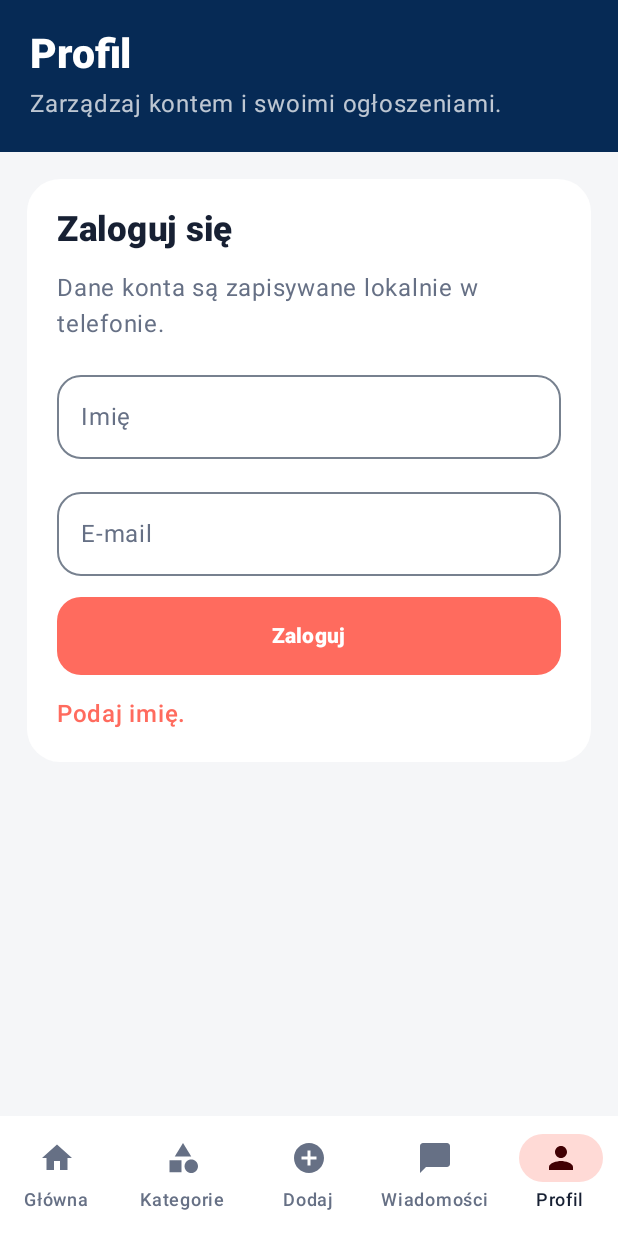
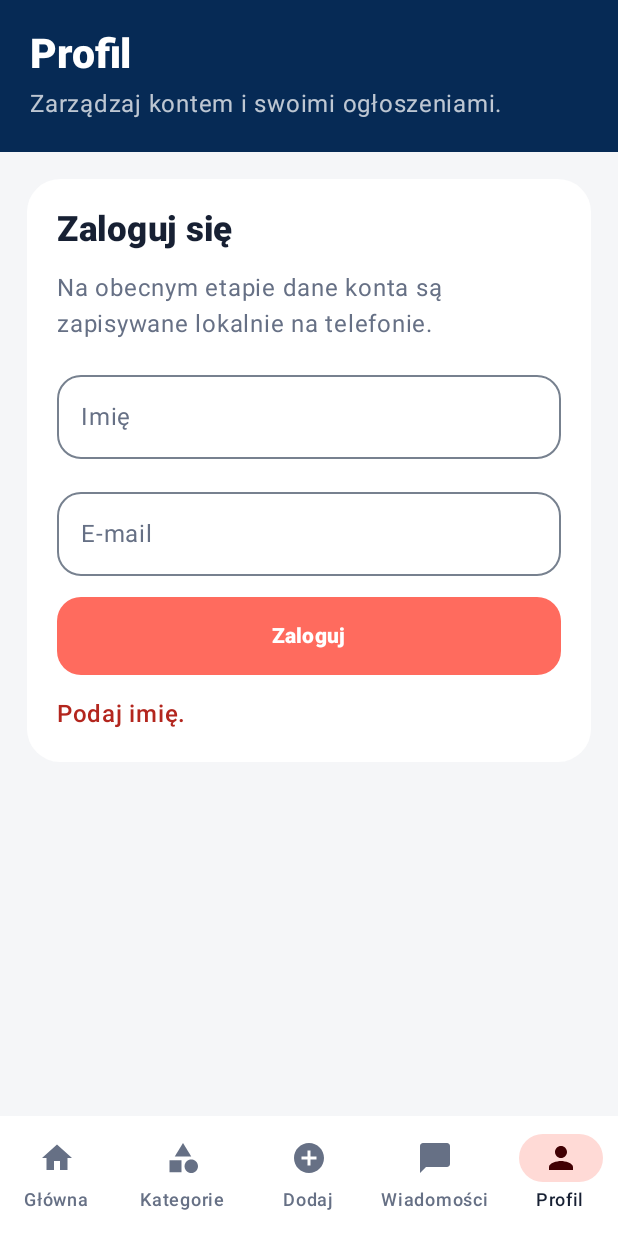
Before and after one commit to totalnybet-create/Legnicki-Rynek-, an Android app built with Jetpack Compose: the ProfileScreen screen opened through its navigation route, after a tap on "Zaloguj", on a phone screen of 412 x 824 dp. Run offline under Robolectric (Android 15) with nearby library versions, the light colour scheme and no system bars.

Commit message:
feat(android): ulepsz profil i obsługę dark mode

```diff
--- a/android-app/app/src/main/java/pl/legnickirynek/app/ui/screens/ProfileScreen.kt
+++ b/android-app/app/src/main/java/pl/legnickirynek/app/ui/screens/ProfileScreen.kt
@@ -2,6 +2,7 @@ package pl.legnickirynek.app.ui.screens
 
 import androidx.compose.foundation.background
 import androidx.compose.foundation.layout.Arrangement
+import androidx.compose.foundation.layout.Box
 import androidx.compose.foundation.layout.Column
 import androidx.compose.foundation.layout.PaddingValues
 import androidx.compose.foundation.layout.Spacer
@@ -9,12 +10,16 @@ import androidx.compose.foundation.layout.fillMaxSize
 import androidx.compose.foundation.layout.fillMaxWidth
 import androidx.compose.foundation.layout.height
 import androidx.compose.foundation.layout.padding
+import androidx.compose.foundation.layout.size
 import androidx.compose.foundation.lazy.LazyColumn
+import androidx.compose.foundation.shape.CircleShape
 import androidx.compose.foundation.shape.RoundedCornerShape
+import androidx.compose.foundation.text.KeyboardOptions
 import androidx.compose.material3.Button
-import androidx.compose.material3.ButtonDefaults
 import androidx.compose.material3.Card
 import androidx.compose.material3.CardDefaults
+import androidx.compose.material3.MaterialTheme
+import androidx.compose.material3.OutlinedButton
 import androidx.compose.material3.OutlinedTextField
 import androidx.compose.material3.Text
 import androidx.compose.runtime.Composable
@@ -22,16 +27,14 @@ import androidx.compose.runtime.getValue
 import androidx.compose.runtime.mutableStateOf
 import androidx.compose.runtime.saveable.rememberSaveable
 import androidx.compose.runtime.setValue
+import androidx.compose.ui.Alignment
 import androidx.compose.ui.Modifier
-import androidx.compose.ui.graphics.Color
 import androidx.compose.ui.text.font.FontWeight
+import androidx.compose.ui.text.input.ImeAction
+import androidx.compose.ui.text.input.KeyboardType
 import androidx.compose.ui.unit.dp
 import androidx.compose.ui.unit.sp
 import pl.legnickirynek.app.model.UserProfile
-import pl.legnickirynek.app.ui.theme.LegnicaBackground
-import pl.legnickirynek.app.ui.theme.LegnicaCoral
-import pl.legnickirynek.app.ui.theme.LegnicaMuted
-import pl.legnickirynek.app.ui.theme.LegnicaNavy
 
 @Composable
 fun ProfileScreen(
@@ -44,25 +47,31 @@ fun ProfileScreen(
     var name by rememberSaveable(profile.name) { mutableStateOf(profile.name) }
     var email by rememberSaveable(profile.email) { mutableStateOf(profile.email) }
     var message by rememberSaveable { mutableStateOf("") }
+    var messageIsError by rememberSaveable { mutableStateOf(false) }
 
     LazyColumn(
         modifier = Modifier
             .fillMaxSize()
-            .background(LegnicaBackground),
+            .background(MaterialTheme.colorScheme.background),
         contentPadding = PaddingValues(bottom = 28.dp)
     ) {
         item {
             Column(
                 modifier = Modifier
                     .fillMaxWidth()
-                    .background(LegnicaNavy)
+                    .background(MaterialTheme.colorScheme.secondary)
                     .padding(20.dp)
             ) {
-                Text("Profil", color = Color.White, fontSize = 27.sp, fontWeight = FontWeight.ExtraBold)
+                Text(
+                    "Profil",
+                    color = MaterialTheme.colorScheme.onSecondary,
+                    fontSize = 27.sp,
+                    fontWeight = FontWeight.ExtraBold
+                )
                 Spacer(Modifier.height(5.dp))
                 Text(
                     "Zarządzaj kontem i swoimi ogłoszeniami.",
-                    color = Color.White.copy(alpha = 0.74f)
+                    color = MaterialTheme.colorScheme.onSecondary.copy(alpha = 0.74f)
                 )
             }
         }
@@ -73,68 +82,119 @@ fun ProfileScreen(
                     .padding(18.dp)
                     .fillMaxWidth(),
                 shape = RoundedCornerShape(22.dp),
-                colors = CardDefaults.cardColors(containerColor = Color.White)
+                colors = CardDefaults.cardColors(
+                    containerColor = MaterialTheme.colorScheme.surface
+                )
             ) {
                 Column(
                     modifier = Modifier.padding(20.dp),
                     verticalArrangement = Arrangement.spacedBy(14.dp)
                 ) {
                     if (profile.loggedIn) {
-                        Text("Witaj, ${profile.name}", fontSize = 23.sp, fontWeight = FontWeight.ExtraBold)
-                        Text(profile.email, color = LegnicaMuted)
-                        Text("Moje ogłoszenia: $listingCount", fontWeight = FontWeight.SemiBold)
-                        Text("Ulubione: $favoriteCount", color = LegnicaMuted)
-                        Button(
+                        Box(
+                            modifier = Modifier
+                                .size(72.dp)
+                                .background(MaterialTheme.colorScheme.primaryContainer, CircleShape),
+                            contentAlignment = Alignment.Center
+                        ) {
+                            Text(
+                                text = profile.name.take(1).uppercase().ifBlank { "?" },
+                                color = MaterialTheme.colorScheme.onPrimaryContainer,
+                                fontSize = 30.sp,
+                                fontWeight = FontWeight.ExtraBold
+                            )
+                        }
+                        Text(
+                            "Witaj, ${profile.name}",
+                            fontSize = 23.sp,
+                            fontWeight = FontWeight.ExtraBold
+                        )
+                        Text(
+                            profile.email,
+                            color = MaterialTheme.colorScheme.onSurfaceVariant
+                        )
+                        Text(
+                            "Moje ogłoszenia: $listingCount",
+                            fontWeight = FontWeight.SemiBold
+                        )
+                        Text(
+                            "Ulubione: $favoriteCount",
+                            color = MaterialTheme.colorScheme.onSurfaceVariant
+                        )
+                        OutlinedButton(
                             onClick = {
                                 onLogout()
                                 message = "Wylogowano."
+                                messageIsError = false
                             },
                             modifier = Modifier.fillMaxWidth(),
-                            shape = RoundedCornerShape(16.dp),
-                            colors = ButtonDefaults.buttonColors(containerColor = LegnicaNavy)
+                            shape = RoundedCornerShape(16.dp)
                         ) {
                             Text("Wyloguj", fontWeight = FontWeight.Bold)
                         }
                     } else {
-                        Text("Zaloguj się", fontSize = 23.sp, fontWeight = FontWeight.ExtraBold)
                         Text(
-                            "Dane konta są zapisywane lokalnie w telefonie.",
-                            color = LegnicaMuted
+                            "Zaloguj się",
+                            fontSize = 23.sp,
+                            fontWeight = FontWeight.ExtraBold
+                        )
+                        Text(
+                            "Na obecnym etapie dane konta są zapisywane lokalnie na telefonie.",
+                            color = MaterialTheme.colorScheme.onSurfaceVariant
                         )
                         OutlinedTextField(
                             value = name,
-                            onValueChange = { name = it },
+                            onValueChange = {
+                                name = it.take(60)
+                                message = ""
+                            },
                             modifier = Modifier.fillMaxWidth(),
                             label = { Text("Imię") },
                             singleLine = true,
+                            keyboardOptions = KeyboardOptions(imeAction = ImeAction.Next),
                             shape = RoundedCornerShape(16.dp)
                         )
                         OutlinedTextField(
                             value = email,
-                            onValueChange = { email = it },
+                            onValueChange = {
+                                email = it.take(120)
+                                message = ""
+                            },
                             modifier = Modifier.fillMaxWidth(),
                             label = { Text("E-mail") },
                             singleLine = true,
+                            keyboardOptions = KeyboardOptions(
+                                keyboardType = KeyboardType.Email,
+                                imeAction = ImeAction.Done
+                            ),
                             shape = RoundedCornerShape(16.dp)
                         )
                         Button(
                             onClick = {
                                 val cleanName = name.trim()
                                 val cleanEmail = email.trim()
-                                if (cleanName.length < 2) {
-                                    message = "Podaj imię."
-                                } else if (!cleanEmail.contains("@") || !cleanEmail.contains(".")) {
-                                    message = "Podaj prawidłowy adres e-mail."
-                                } else {
-                                    onLogin(cleanName, cleanEmail)
-                                    message = "Zalogowano."
+                                when {
+                                    cleanName.length < 2 -> {
+                                        message = "Podaj imię."
+                                        messageIsError = true
+                                    }
+
+                                    !cleanEmail.contains("@") || !cleanEmail.contains(".") -> {
+                                        message = "Podaj prawidłowy adres e-mail."
+                                        messageIsError = true
+                                    }
+
+                                    else -> {
+                                        onLogin(cleanName, cleanEmail)
+                                        message = "Zalogowano."
+                                        messageIsError = false
+                                    }
                                 }
                             },
                             modifier = Modifier
                                 .fillMaxWidth()
                                 .height(52.dp),
-                            shape = RoundedCornerShape(16.dp),
-                            colors = ButtonDefaults.buttonColors(containerColor = LegnicaCoral)
+                            shape = RoundedCornerShape(16.dp)
                         ) {
                             Text("Zaloguj", fontWeight = FontWeight.ExtraBold)
                         }
@@ -143,7 +203,11 @@ fun ProfileScreen(
                     if (message.isNotBlank()) {
                         Text(
                             text = message,
-                            color = if (message == "Zalogowano." || message == "Wylogowano.") LegnicaNavy else LegnicaCoral,
+                            color = if (messageIsError) {
+                                MaterialTheme.colorScheme.error
+                            } else {
+                                MaterialTheme.colorScheme.primary
+                            },
                             fontWeight = FontWeight.SemiBold
                         )
                     }
```
